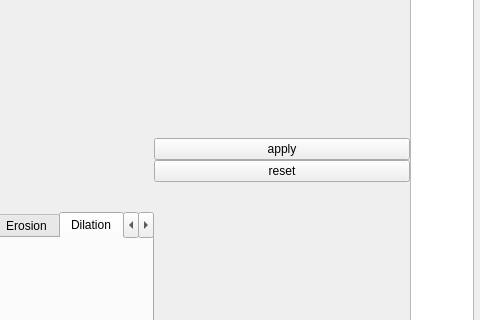
This is dynamic_list_widgets/ui_dynamic_list_widget.ui in majorx234/pyqt5_examples as Qt 5 draws it before an edit; both pictures show x 387 to 867 and y 210 to 530 of the 867 by 698 pixel window. The edited form follows.
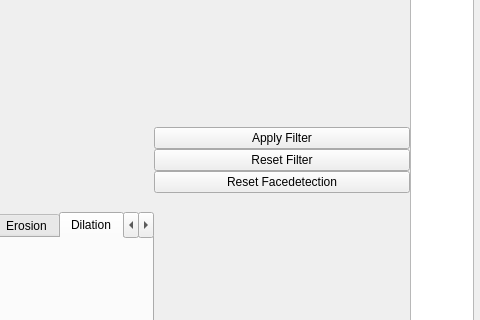
This is the edited form.

Commit message: Remove rectangle from selected faces and add facedetection reset button

Patch:
```diff
--- a/dynamic_list_widgets/ui_dynamic_list_widget.ui
+++ b/dynamic_list_widgets/ui_dynamic_list_widget.ui
@@ -495,14 +495,21 @@
       <item>
        <widget class="QPushButton" name="applyButton">
         <property name="text">
-         <string>apply</string>
+         <string>Apply Filter</string>
         </property>
        </widget>
       </item>
       <item>
        <widget class="QPushButton" name="resetButton">
         <property name="text">
-         <string>reset</string>
+         <string>Reset Filter</string>
+        </property>
+       </widget>
+      </item>
+      <item>
+       <widget class="QPushButton" name="resetFacedetectionButton">
+        <property name="text">
+         <string>Reset Facedetection</string>
         </property>
        </widget>
       </item>
```
The commit also changes 1 other file.
